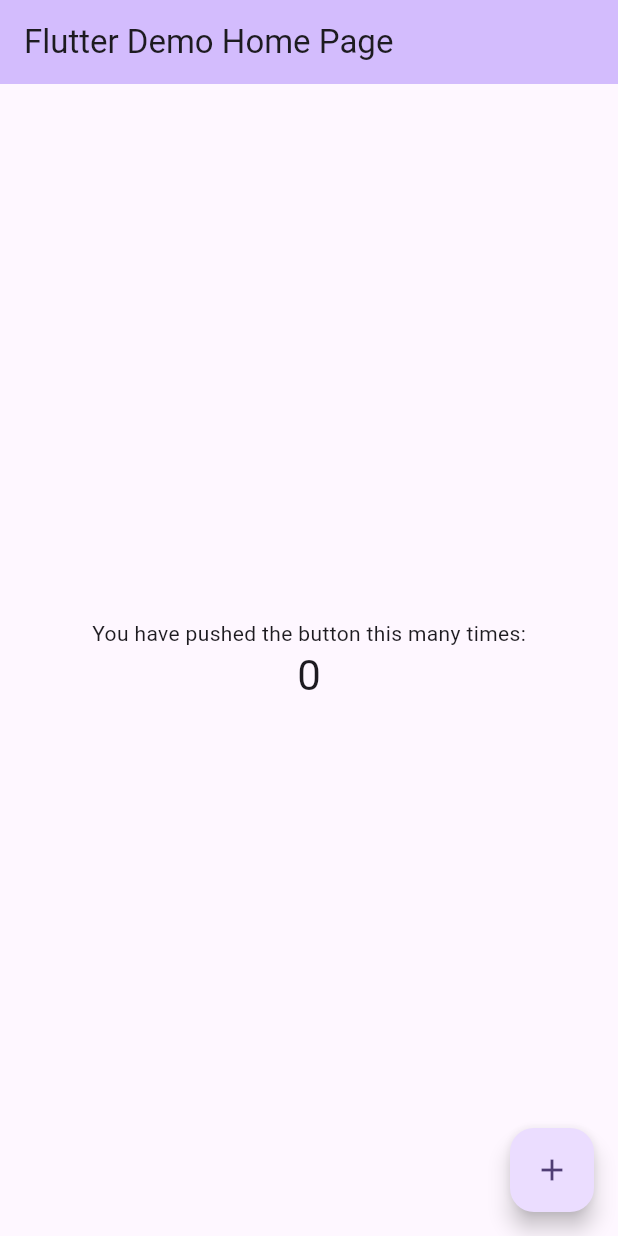
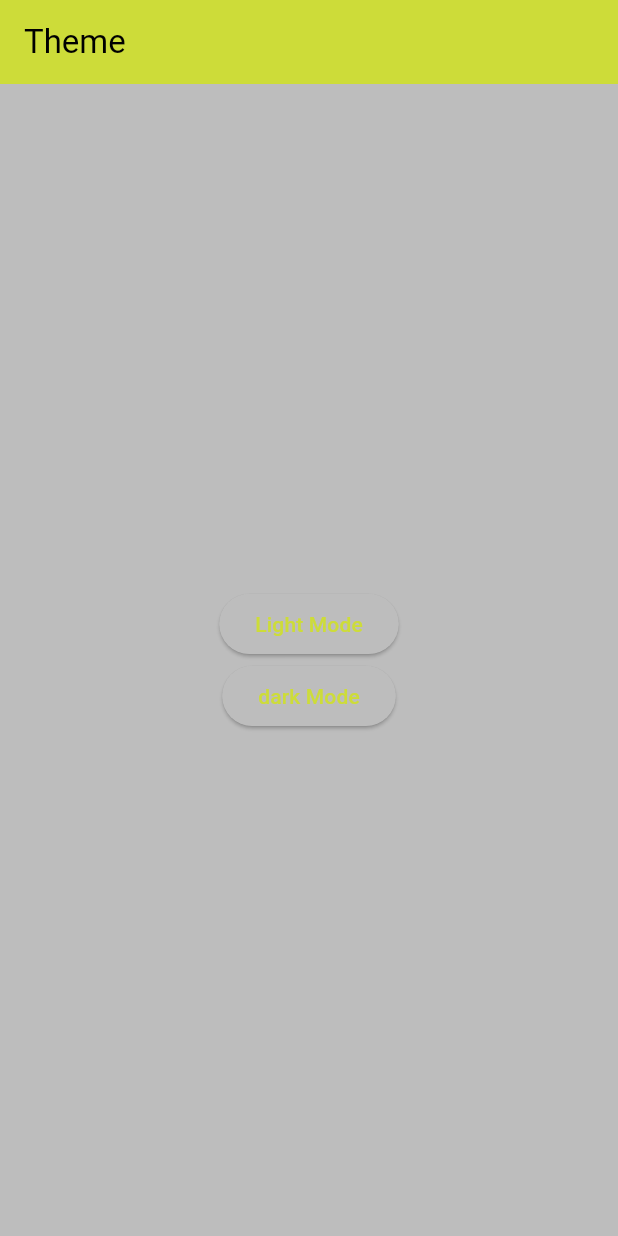
Before and after one commit to PRAVEENCHANDRA1950/theme_mode, a Flutter app: the screen it shows after launch, on a phone screen of 412 x 824 dp. Run offline on Flutter 3.47's test engine with Material 3 defaults, Android fonts, the phone set to English and light mode, and no system bars.

Commit message:
dark theme light theme implemented

```diff
--- a/lib/main.dart
+++ b/lib/main.dart
@@ -1,125 +1,42 @@
 import 'package:flutter/material.dart';
+import 'package:provider/provider.dart';
+import 'package:theme_mode/screens/home.dart';
+import 'package:theme_mode/theme/theme.dart';
+import 'package:theme_mode/theme/theme_provider.dart';
 
 void main() {
-  runApp(const MyApp());
+  runApp(
+    ChangeNotifierProvider(
+      create: (context) => ThemeProvider(), // Providing the ThemeProvider
+      child: const MyApp(),
+    ),
+  );
 }
+
+final GlobalKey<NavigatorState> navigatorKey = GlobalKey<NavigatorState>();
 
 class MyApp extends StatelessWidget {
   const MyApp({super.key});
 
-  // This widget is the root of your application.
   @override
   Widget build(BuildContext context) {
+    Brightness systemBrightness = MediaQuery.of(context).platformBrightness;
+
+    // Schedule the theme update after the build phase is complete
+    WidgetsBinding.instance.addPostFrameCallback((_) {
+      // Update theme based on system brightness (after build phase is done)
+      Provider.of<ThemeProvider>(context, listen: false)
+          .setSystemTheme(systemBrightness);
+    });
     return MaterialApp(
+      debugShowCheckedModeBanner: false,
+      navigatorKey: navigatorKey,
       title: 'Flutter Demo',
-      theme: ThemeData(
-        // This is the theme of your application.
-        //
-        // TRY THIS: Try running your application with "flutter run". You'll see
-        // the application has a purple toolbar. Then, without quitting the app,
-        // try changing the seedColor in the colorScheme below to Colors.green
-        // and then invoke "hot reload" (save your changes or press the "hot
-        // reload" button in a Flutter-supported IDE, or press "r" if you used
-        // the command line to start the app).
-        //
-        // Notice that the counter didn't reset back to zero; the application
-        // state is not lost during the reload. To reset the state, use hot
-        // restart instead.
-        //
-        // This works for code too, not just values: Most code changes can be
-        // tested with just a hot reload.
-        colorScheme: ColorScheme.fromSeed(seedColor: Colors.deepPurple),
-        useMaterial3: true,
-      ),
-      home: const MyHomePage(title: 'Flutter Demo Home Page'),
+      // Using themeData from ThemeProvider
+      theme: Provider.of<ThemeProvider>(context)
+          .themeData, // Access themeData from provider
+      themeMode: ThemeMode.system,
+      home: const MyHomePage(title: 'Theme'),
     );
   }
 }
-
-class MyHomePage extends StatefulWidget {
-  const MyHomePage({super.key, required this.title});
-
-  // This widget is the home page of your application. It is stateful, meaning
-  // that it has a State object (defined below) that contains fields that affect
-  // how it looks.
-
-  // This class is the configuration for the state. It holds the values (in this
-  // case the title) provided by the parent (in this case the App widget) and
-  // used by the build method of the State. Fields in a Widget subclass are
-  // always marked "final".
-
-  final String title;
-
-  @override
-  State<MyHomePage> createState() => _MyHomePageState();
-}
-
-class _MyHomePageState extends State<MyHomePage> {
-  int _counter = 0;
-
-  void _incrementCounter() {
-    setState(() {
-      // This call to setState tells the Flutter framework that something has
-      // changed in this State, which causes it to rerun the build method below
-      // so that the display can reflect the updated values. If we changed
-      // _counter without calling setState(), then the build method would not be
-      // called again, and so nothing would appear to happen.
-      _counter++;
-    });
-  }
-
-  @override
-  Widget build(BuildContext context) {
-    // This method is rerun every time setState is called, for instance as done
-    // by the _incrementCounter method above.
-    //
-    // The Flutter framework has been optimized to make rerunning build methods
-    // fast, so that you can just rebuild anything that needs updating rather
-    // than having to individually change instances of widgets.
-    return Scaffold(
-      appBar: AppBar(
-        // TRY THIS: Try changing the color here to a specific color (to
-        // Colors.amber, perhaps?) and trigger a hot reload to see the AppBar
-        // change color while the other colors stay the same.
-        backgroundColor: Theme.of(context).colorScheme.inversePrimary,
-        // Here we take the value from the MyHomePage object that was created by
-        // the App.build method, and use it to set our appbar title.
-        title: Text(widget.title),
-      ),
-      body: Center(
-        // Center is a layout widget. It takes a single child and positions it
-        // in the middle of the parent.
-        child: Column(
-          // Column is also a layout widget. It takes a list of children and
-          // arranges them vertically. By default, it sizes itself to fit its
-          // children horizontally, and tries to be as tall as its parent.
-          //
-          // Column has various properties to control how it sizes itself and
-          // how it positions its children. Here we use mainAxisAlignment to
-          // center the children vertically; the main axis here is the vertical
-          // axis because Columns are vertical (the cross axis would be
-          // horizontal).
-          //
-          // TRY THIS: Invoke "debug painting" (choose the "Toggle Debug Paint"
-          // action in the IDE, or press "p" in the console), to see the
-          // wireframe for each widget.
-          mainAxisAlignment: MainAxisAlignment.center,
-          children: <Widget>[
-            const Text(
-              'You have pushed the button this many times:',
-            ),
-            Text(
-              '$_counter',
-              style: Theme.of(context).textTheme.headlineMedium,
-            ),
-          ],
-        ),
-      ),
-      floatingActionButton: FloatingActionButton(
-        onPressed: _incrementCounter,
-        tooltip: 'Increment',
-        child: const Icon(Icons.add),
-      ), // This trailing comma makes auto-formatting nicer for build methods.
-    );
-  }
-}
--- /dev/null
+++ b/lib/screens/home.dart
@@ -0,0 +1,52 @@
+import 'package:flutter/material.dart';
+import 'package:provider/provider.dart';
+import 'package:theme_mode/theme/theme.dart';
+import 'package:theme_mode/theme/theme_provider.dart';
+
+class MyHomePage extends StatefulWidget {
+  const MyHomePage({super.key, required this.title});
+
+  final String title;
+
+  @override
+  State<MyHomePage> createState() => _MyHomePageState();
+}
+
+class _MyHomePageState extends State<MyHomePage> {
+  int _counter = 0;
+
+  void _incrementCounter() {
+    setState(() {
+      _counter++;
+    });
+  }
+
+  @override
+  Widget build(BuildContext context) {
+    return Scaffold(
+      appBar: AppBar(
+        backgroundColor: AppColor.primaryColor,
+        title: Text(widget.title),
+      ),
+      body: Center(
+        child: Column(
+          mainAxisAlignment: MainAxisAlignment.center,
+          children: <Widget>[
+            ElevatedButton(
+                onPressed: () {
+                  Provider.of<ThemeProvider>(context, listen: false)
+                      .toggleTheme(lightMode);
+                },
+                child: Text("Light Mode")),
+            ElevatedButton(
+                onPressed: () {
+                  Provider.of<ThemeProvider>(context, listen: false)
+                      .toggleTheme(darkMode);
+                },
+                child: Text("dark Mode")),
+          ],
+        ),
+      ),
+    );
+  }
+}
--- /dev/null
+++ b/lib/theme/theme.dart
@@ -0,0 +1,31 @@
+import 'package:flutter/material.dart';
+import 'package:provider/provider.dart';
+import 'package:theme_mode/main.dart';
+import 'package:theme_mode/theme/theme_provider.dart';
+
+ThemeData lightMode = ThemeData(
+  brightness: Brightness.light,
+  colorScheme:
+      ColorScheme.light(surface: Colors.grey.shade400, primary: Colors.lime),
+);
+ThemeData darkMode = ThemeData(
+  brightness: Brightness.dark,
+  colorScheme: ColorScheme.dark(
+      surface: Colors.grey.shade900,
+      primary: const Color.fromARGB(255, 78, 86, 3)),
+);
+
+ColorScheme colorScheme =
+    Provider.of<ThemeProvider>(navigatorKey.currentContext!, listen: false)
+        .themeData
+        .colorScheme;
+
+class AppColor {
+  static Color get backGroundColor {
+    return colorScheme.surface;
+  }
+
+  static Color get primaryColor {
+    return colorScheme.primary;
+  }
+}
--- /dev/null
+++ b/lib/theme/theme_provider.dart
@@ -0,0 +1,23 @@
+import 'package:flutter/material.dart';
+import 'package:theme_mode/theme/theme.dart';
+
+class ThemeProvider with ChangeNotifier {
+  // Initial theme is lightMode
+  ThemeData _themeData = lightMode;
+
+  ThemeData get themeData => _themeData;
+  bool isUserToggle = false;
+  // Method to toggle the theme
+  void toggleTheme(ThemeData? themeData) {
+    isUserToggle = !isUserToggle;
+    _themeData = themeData ?? lightMode;
+    notifyListeners(); // Notify listeners to rebuild widgets
+  }
+
+  // This method allows you to set the theme based on the system
+  void setSystemTheme(Brightness brightness) {
+    if (isUserToggle) return; // Don't override if the user manually toggled it
+    _themeData = brightness == Brightness.dark ? darkMode : lightMode;
+    notifyListeners();
+  }
+}
```
Also changed, not shown: pubspec.yaml (+3 -4 lines), pubspec.lock, 3 other files.
